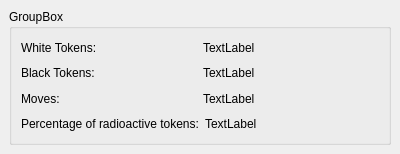
KDE/kalzium, file simulations/lightabsorptionform.ui: the form before one commit.
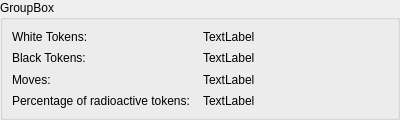
The form after the commit.

The edit to the form file:
```diff
--- a/simulations/lightabsorptionform.ui
+++ b/simulations/lightabsorptionform.ui
@@ -9,15 +9,23 @@
     <x>0</x>
     <y>0</y>
     <width>400</width>
-    <height>154</height>
+    <height>120</height>
    </rect>
   </property>
+  <property name="sizePolicy" >
+   <sizepolicy>
+    <hsizetype>1</hsizetype>
+    <vsizetype>5</vsizetype>
+    <horstretch>0</horstretch>
+    <verstretch>0</verstretch>
+   </sizepolicy>
+  </property>
   <property name="windowTitle" >
    <string>Form</string>
   </property>
   <layout class="QVBoxLayout" >
    <property name="margin" >
-    <number>9</number>
+    <number>0</number>
    </property>
    <property name="spacing" >
     <number>6</number>
```
